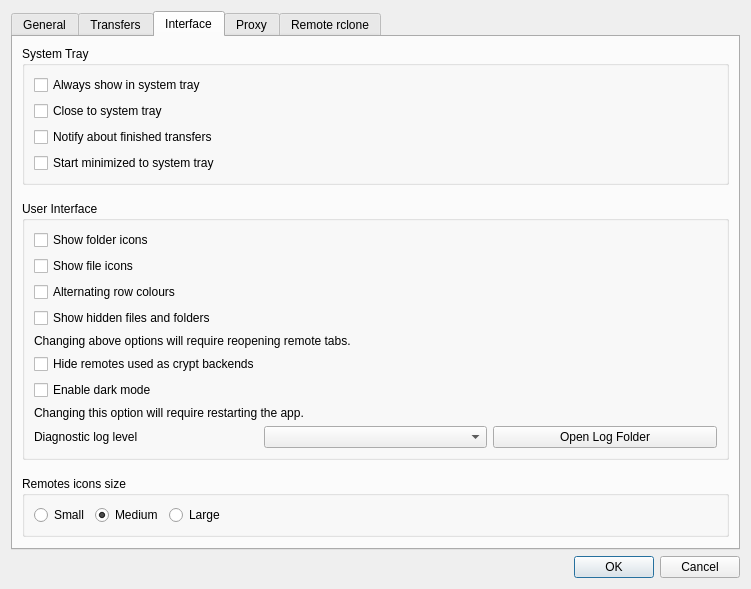
Above: src/preferences_dialog.ui from SysAdminDoc/RcloneBrowserNG before the change. Below: the same form after it.
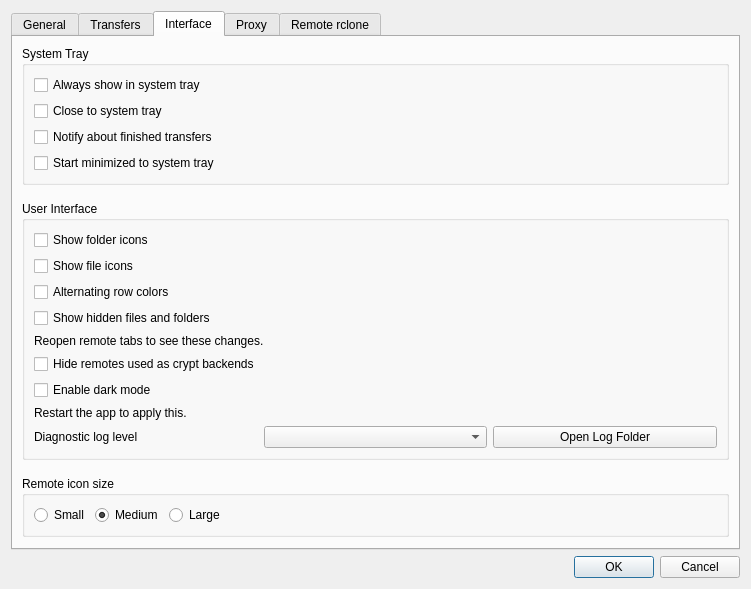
That is the form after the change. The open tabs and pages were chosen to show the change.

Commit message: style: tidy the main window, Remote Health and Preferences

Diff of the .ui file:
```diff
--- a/src/preferences_dialog.ui
+++ b/src/preferences_dialog.ui
@@ -551,7 +551,7 @@
           <item row="2" column="0" colspan="2">
            <widget class="QCheckBox" name="rowColors">
             <property name="text">
-             <string>Alternating row colours</string>
+             <string>Alternating row colors</string>
             </property>
            </widget>
           </item>
@@ -565,7 +565,7 @@
           <item row="4" column="0" colspan="3">
            <widget class="QLabel" name="info">
             <property name="text">
-             <string>Changing above options will require reopening remote tabs.</string>
+             <string>Reopen remote tabs to see these changes.</string>
             </property>
            </widget>
           </item>
@@ -589,7 +589,7 @@
           <item row="7" column="0" colspan="3">
            <widget class="QLabel" name="darkMode_info">
             <property name="text">
-             <string>Changing this option will require restarting the app.</string>
+             <string>Restart the app to apply this.</string>
             </property>
            </widget>
           </item>
@@ -648,7 +648,7 @@
           </sizepolicy>
          </property>
          <property name="title">
-          <string>Remotes icons size</string>
+          <string>Remote icon size</string>
          </property>
          <layout class="QHBoxLayout" name="horizontalLayout">
           <item>
```
Left out of the diff: 4 changed lines with no effect on the pictures. The commit also changes 5 other files.
